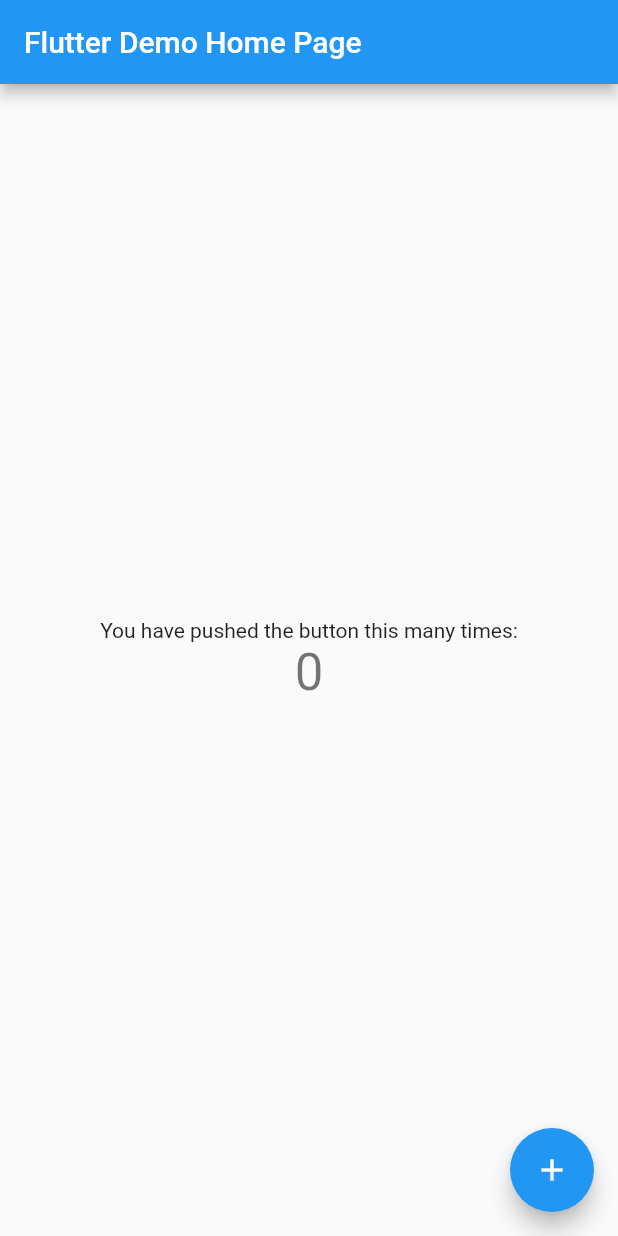
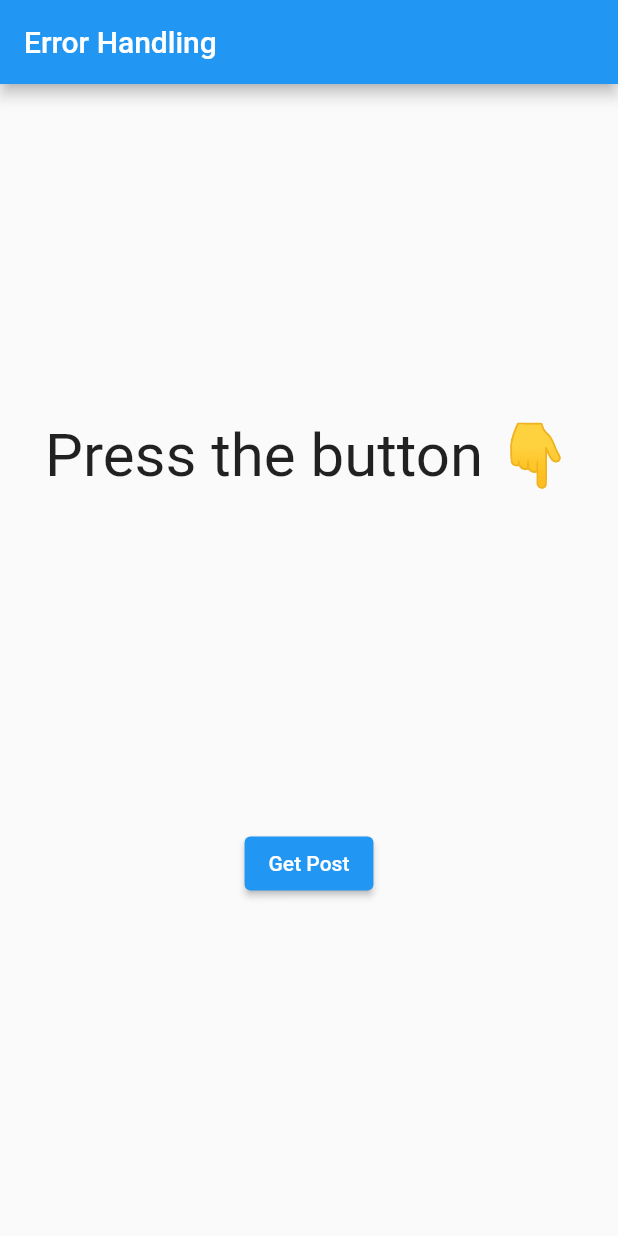
Before and after one commit to jgwng/error_handling, a Flutter app: the screen it shows after launch, on a phone screen of 412 x 824 dp. Run offline on Flutter 3.47's test engine with Material 2 defaults, Android fonts, the phone set to English and light mode, and no system bars; our stand-ins replace dartz, get.

Commit message:
0205 - 파일 정리 / 각각의 코드 관련 주석 추가

```diff
--- a/lib/post_binding.dart
+++ b/lib/binding/post_binding.dart
@@ -1,4 +1,4 @@
-import 'package:error_handling_either/post_controlller.dart';
+import 'package:error_handling_either/controller/post_controlller.dart';
 import 'package:get/get.dart';
 
 class PostBinding extends Bindings {
--- /dev/null
+++ b/lib/controller/post_controlller.dart
@@ -0,0 +1,45 @@
+import 'package:dartz/dartz.dart';
+import 'package:error_handling_either/model/post.dart';
+import 'package:error_handling_either/service/post_service.dart';
+import 'package:get/get.dart';
+
+class PostController extends GetxController {
+  RxBool isNetworking = false.obs;
+  final _postService = PostService();
+  Either<Failure, Post>? _post;
+  Either<Failure, Post>? get post => _post;
+
+  Future<void> getData() async {
+    // 중복된 데이터 통신을 방지 하기 위해
+    // 통신중에 함수 실행시, 실행 중지
+    if (isNetworking.isTrue) return;
+    isNetworking.value = true;
+    //통신 이후 통신 결과를 UI에 반영해주기 위한 과정
+    await Task(() => _postService.getOnePost())
+        .attempt()
+        .mapLeftToFailure()
+        .run()
+        .then((value) => _setPost(value));
+
+    // 모든 통신이 끝이 났다고 알려줌
+    isNetworking.value = false;
+  }
+
+  void _setPost(Either<Failure, dynamic> post) {
+    _post = post as Either<Failure, Post>?;
+  }
+}
+
+extension TaskX<T extends Either<Object, U>, U> on Task<T> {
+  Task<Either<Failure, U>> mapLeftToFailure() {
+    return map(
+      (either) => either.leftMap((obj) {
+        try {
+          return obj as Failure;
+        } catch (e) {
+          throw obj;
+        }
+      }),
+    );
+  }
+}
--- a/lib/main.dart
+++ b/lib/main.dart
@@ -1,115 +1,25 @@
+import 'package:error_handling_either/binding/post_binding.dart';
+import 'package:error_handling_either/ui/post_screen.dart';
 import 'package:flutter/material.dart';
+import 'package:get/get.dart';
 
-void main() {
-  runApp(const MyApp());
-}
+void main() => runApp(const MyApp());
 
 class MyApp extends StatelessWidget {
   const MyApp({Key? key}) : super(key: key);
 
-  // This widget is the root of your application.
   @override
   Widget build(BuildContext context) {
-    return MaterialApp(
-      title: 'Flutter Demo',
-      theme: ThemeData(
-        // This is the theme of your application.
-        //
-        // Try running your application with "flutter run". You'll see the
-        // application has a blue toolbar. Then, without quitting the app, try
-        // changing the primarySwatch below to Colors.green and then invoke
-        // "hot reload" (press "r" in the console where you ran "flutter run",
-        // or simply save your changes to "hot reload" in a Flutter IDE).
-        // Notice that the counter didn't reset back to zero; the application
-        // is not restarted.
-        primarySwatch: Colors.blue,
-      ),
-      home: const MyHomePage(title: 'Flutter Demo Home Page'),
+    return GetMaterialApp(
+      title: 'Material App',
+      getPages: [
+        GetPage(
+          name: '/home',
+          page: () => const Home(),
+          binding: PostBinding(),
+        ),
+      ],
+      initialRoute: '/home',
     );
   }
 }
-
-class MyHomePage extends StatefulWidget {
-  const MyHomePage({Key? key, required this.title}) : super(key: key);
-
-  // This widget is the home page of your application. It is stateful, meaning
-  // that it has a State object (defined below) that contains fields that affect
-  // how it looks.
-
-  // This class is the configuration for the state. It holds the values (in this
-  // case the title) provided by the parent (in this case the App widget) and
-  // used by the build method of the State. Fields in a Widget subclass are
-  // always marked "final".
-
-  final String title;
-
-  @override
-  State<MyHomePage> createState() => _MyHomePageState();
-}
-
-class _MyHomePageState extends State<MyHomePage> {
-  int _counter = 0;
-
-  void _incrementCounter() {
-    setState(() {
-      // This call to setState tells the Flutter framework that something has
-      // changed in this State, which causes it to rerun the build method below
-      // so that the display can reflect the updated values. If we changed
-      // _counter without calling setState(), then the build method would not be
-      // called again, and so nothing would appear to happen.
-      _counter++;
-    });
-  }
-
-  @override
-  Widget build(BuildContext context) {
-    // This method is rerun every time setState is called, for instance as done
-    // by the _incrementCounter method above.
-    //
-    // The Flutter framework has been optimized to make rerunning build methods
-    // fast, so that you can just rebuild anything that needs updating rather
-    // than having to individually change instances of widgets.
-    return Scaffold(
-      appBar: AppBar(
-        // Here we take the value from the MyHomePage object that was created by
-        // the App.build method, and use it to set our appbar title.
-        title: Text(widget.title),
-      ),
-      body: Center(
-        // Center is a layout widget. It takes a single child and positions it
-        // in the middle of the parent.
-        child: Column(
-          // Column is also a layout widget. It takes a list of children and
-          // arranges them vertically. By default, it sizes itself to fit its
-          // children horizontally, and tries to be as tall as its parent.
-          //
-          // Invoke "debug painting" (press "p" in the console, choose the
-          // "Toggle Debug Paint" action from the Flutter Inspector in Android
-          // Studio, or the "Toggle Debug Paint" command in Visual Studio Code)
-          // to see the wireframe for each widget.
-          //
-          // Column has various properties to control how it sizes itself and
-          // how it positions its children. Here we use mainAxisAlignment to
-          // center the children vertically; the main axis here is the vertical
-          // axis because Columns are vertical (the cross axis would be
-          // horizontal).
-          mainAxisAlignment: MainAxisAlignment.center,
-          children: <Widget>[
-            const Text(
-              'You have pushed the button this many times:',
-            ),
-            Text(
-              '$_counter',
-              style: Theme.of(context).textTheme.headline4,
-            ),
-          ],
-        ),
-      ),
-      floatingActionButton: FloatingActionButton(
-        onPressed: _incrementCounter,
-        tooltip: 'Increment',
-        child: const Icon(Icons.add),
-      ), // This trailing comma makes auto-formatting nicer for build methods.
-    );
-  }
-}
--- /dev/null
+++ b/lib/model/post.dart
@@ -0,0 +1,37 @@
+//통신을 통해 받아온 데이터 모델
+class Post {
+  final int id;
+  final int userId;
+  final String title;
+  String body;
+
+  Post({
+    this.id = 0,
+    this.userId = 0,
+    this.title = '',
+    this.body = '',
+  });
+
+  factory Post.fromJson(Map<String, dynamic> json) {
+    return Post(
+      id: json['id'],
+      userId: json['userId'],
+      title: json['title'],
+      body: json['body'],
+    );
+  }
+
+  @override
+  String toString() {
+    return 'Post id: $id, userId: $userId, title: $title, body: $body';
+  }
+}
+
+class Failure {
+  final String message;
+
+  Failure(this.message);
+
+  @override
+  String toString() => message;
+}
--- /dev/null
+++ b/lib/service/post_service.dart
@@ -0,0 +1,31 @@
+import 'dart:convert';
+import 'dart:io';
+import 'package:error_handling_either/model/post.dart';
+import 'package:http/http.dart' as http;
+
+class PostService {
+  Future<Post> getOnePost() async {
+    try {
+      var response = await http
+          .get(Uri.parse('htt://jsonplaceholder.typicode.com/posts/1'));
+      var result = jsonDecode(response.body);
+
+      Post post = Post.fromJson(result);
+      // 해당부분의 길이 조절을 위해 일부만 사용
+      post.body = post.body.substring(0, 10);
+      return post;
+    }
+    // 인터넷 연결이 안되어 있는 경우 오류 발생
+    on SocketException {
+      throw Failure('No Internet connection 😑');
+    }
+    // 접근하라고 작성한 웹 주소를 찾지 못하는 경우 오류 발생
+    on HttpException {
+      throw Failure("Couldn't find the post 😱");
+    }
+    // 선언한 데이터 타입에 맞지 않는 데이터가 반환 됬을 경우
+    on FormatException {
+      throw Failure("Bad response format 👎");
+    }
+  }
+}
--- /dev/null
+++ b/lib/ui/post_screen.dart
@@ -0,0 +1,70 @@
+import 'package:error_handling_either/controller/post_controlller.dart';
+import 'package:flutter/material.dart';
+import 'package:get/get.dart';
+
+class Home extends GetView<PostController> {
+  const Home({Key? key}) : super(key: key);
+
+  @override
+  Widget build(BuildContext context) {
+    return Scaffold(
+      appBar: AppBar(
+        title: const Text('Error Handling'),
+      ),
+      body: Center(
+        child: Column(
+          mainAxisAlignment: MainAxisAlignment.spaceEvenly,
+          children: <Widget>[
+            newData(),
+            ElevatedButton(
+              child: const Text('Get Post'),
+              onPressed: () async {
+                await controller.getData();
+              },
+            )
+          ],
+        ),
+      ),
+    );
+  }
+
+  Widget newData() {
+    return Obx(() {
+      // 화면 진입시 통신 전에 보여질 위젯
+      // 통신 전에는 데이터가 없기 때문에 null 여부 검사를 추가하였다.
+      if (controller.isNetworking.isFalse && controller.post == null) {
+        return const StyledText('Press the button 👇');
+      }
+      // 통신을 하고 있는 동안 보여질 위젯
+      if (controller.isNetworking.isTrue) {
+        return const CircularProgressIndicator();
+      } else {
+        // 통신이 끝난 이후에 보여질 위젯
+        // 통신이 성공적으로 끝난다면 받아온 데이터를 화면에 보여줌
+        // 통신 과정에서 에러가 발생했다면 해당 에러에 따른 에러 메세지를 보여줌
+        return controller.post!.fold(
+            (failure) => StyledText(failure.toString()),
+            (post) => StyledText(post.toString()));
+      }
+    });
+  }
+}
+
+// 화면에 보여질 위젯
+class StyledText extends StatelessWidget {
+  const StyledText(
+    this.text, {
+    Key? key,
+  }) : super(key: key);
+
+  final String text;
+
+  @override
+  Widget build(BuildContext context) {
+    return Text(
+      text,
+      textAlign: TextAlign.center,
+      style: const TextStyle(fontSize: 40),
+    );
+  }
+}
```
Also changed, not shown: lib/post.dart (deleted, +0 -33 lines), lib/post_controlller.dart (deleted, +0 -60 lines), lib/post_service.dart (deleted, +0 -27 lines).
